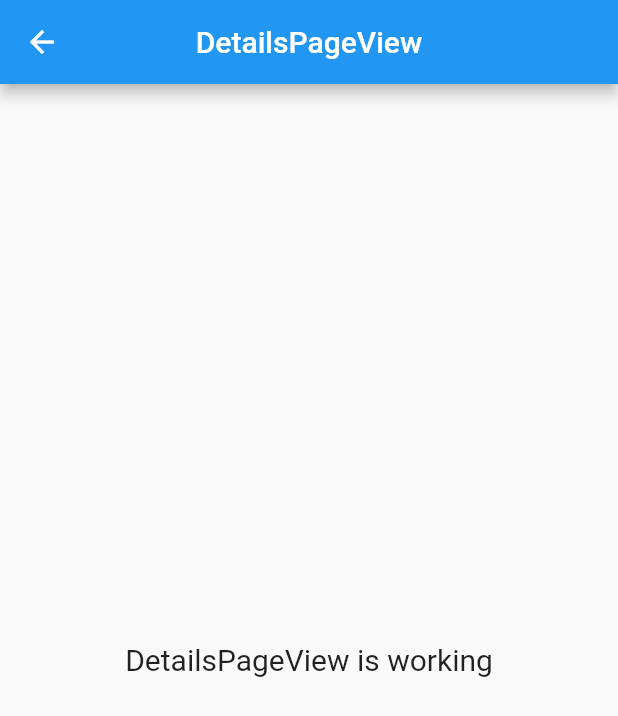
After one commit to hiloliddinj/foods_test, a Flutter app: the DetailsPageView screen opened by its route, on a phone screen of 412 x 824 dp. The commit adds this screen. Shown: the top 716 px of the screen. Run offline on Flutter 3.47's test engine with Material 2 defaults, Android fonts, the phone set to English and light mode, and no system bars; our stand-ins replace get.

Commit message:
pages created by cli

```diff
--- a/lib/app/modules/home/controllers/home_controller.dart
+++ b/lib/app/modules/details_page/controllers/details_page_controller.dart
@@ -1,7 +1,7 @@
 import 'package:get/get.dart';
 
-class HomeController extends GetxController {
-  //TODO: Implement HomeController
+class DetailsPageController extends GetxController {
+  //TODO: Implement DetailsPageController
 
   final count = 0.obs;
   @override
--- /dev/null
+++ b/lib/app/modules/details_page/views/details_page_view.dart
@@ -0,0 +1,24 @@
+import 'package:flutter/material.dart';
+
+import 'package:get/get.dart';
+
+import '../controllers/details_page_controller.dart';
+
+class DetailsPageView extends GetView<DetailsPageController> {
+  const DetailsPageView({Key? key}) : super(key: key);
+  @override
+  Widget build(BuildContext context) {
+    return Scaffold(
+      appBar: AppBar(
+        title: const Text('DetailsPageView'),
+        centerTitle: true,
+      ),
+      body: Center(
+        child: Text(
+          'DetailsPageView is working',
+          style: TextStyle(fontSize: 20),
+        ),
+      ),
+    );
+  }
+}
```
Also changed, not shown: lib/app/modules/details_page/bindings/details_page_binding.dart (added, +12 -0 lines), lib/app/modules/home/bindings/home_binding.dart (deleted, +0 -12 lines), lib/app/modules/home_page/bindings/home_page_binding.dart (added, +12 -0 lines), lib/app/modules/home_page/controllers/home_page_controller.dart (added, +23 -0 lines), lib/app/modules/home_page/views/home_page_view.dart (renamed from lib/app/modules/home/views/home_view.dart, +5 -5 lines), lib/app/modules/splash_page/bindings/splash_page_binding.dart (added, +12 -0 lines), lib/app/modules/splash_page/controllers/splash_page_controller.dart (added, +23 -0 lines), lib/app/modules/splash_page/views/splash_page_view.dart (added, +24 -0 lines), lib/app/routes/app_pages.dart (+20 -6 lines), lib/app/routes/app_routes.dart (+6 -2 lines).
